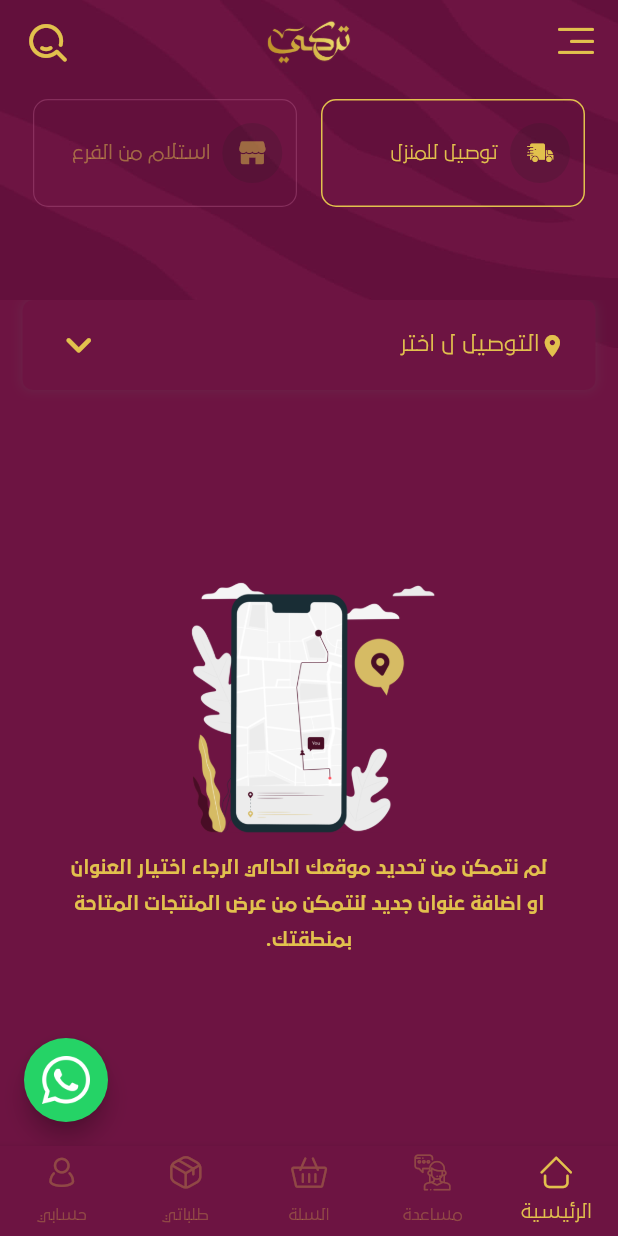
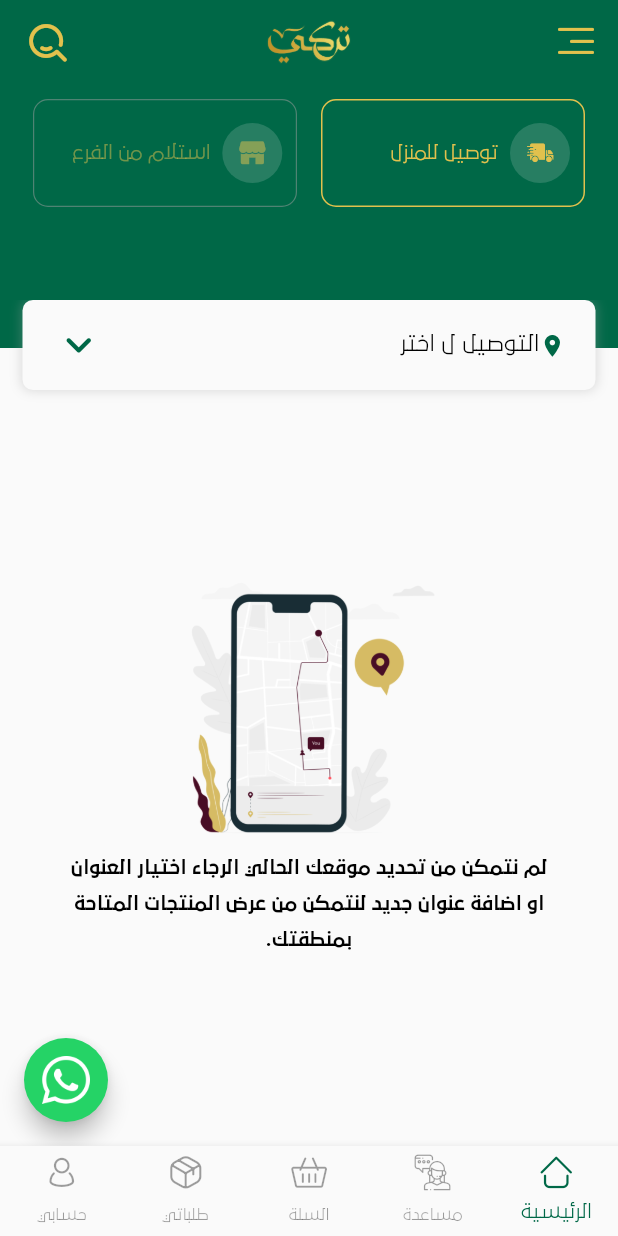
Before and after one commit to Rami-Alamir/turki_maraa, a Flutter app: the App screen opened directly, on a phone screen of 412 x 824 dp. Run offline on Flutter 3.47's test engine with Material 3 defaults, Android fonts, the phone set to English and light mode, and no system bars; drawn by our look-alikes of auto_size_text, flutter_advanced_drawer; our stand-ins replace avatar_glow, carousel_slider, connectivity_plus, firebase_analytics, firebase_core, firebase_messaging and 16 more; missing offline and left inert: app_settings, firebase_in_app_messaging, huawei_hmsavailability, huawei_location, huawei_map, rate_my_app and 3 more; accounts and stored records are empty; network calls fail; project files that could hold a hidden picture were left out.

Commit message:
nd 94 theme

```diff
--- a/lib/controllers/app_theme.dart
+++ b/lib/controllers/app_theme.dart
@@ -4,6 +4,7 @@ import '../core/utilities/theme/classic_theme.dart';
 import '../core/utilities/theme/dark_theme.dart';
 import '../core/utilities/theme/light_theme.dart';
 import '../core/utilities/theme/main_theme.dart';
+import '../core/utilities/theme/national_day_theme.dart';
 
 class AppTheme with ChangeNotifier {
   late bool isLightTheme;
@@ -33,6 +34,10 @@ class AppTheme with ChangeNotifier {
         _theme = classicTheme;
         _themeName = 'classic';
         break;
+      case 'nd':
+        _theme = ndTheme;
+        _themeName = 'nd';
+        break;
       default:
         _theme = mainTheme;
         _themeName = 'main';
--- a/lib/core/constants/app_colors.dart
+++ b/lib/core/constants/app_colors.dart
@@ -3,6 +3,7 @@ import 'package:flutter/material.dart';
 class AppColors {
   AppColors._();
   static const Color primaryColor = Color.fromRGBO(109, 20, 66, 1);
+  static const Color nd94 = Color.fromRGBO(0, 104, 71, 1);
   static const Color gold = Color.fromRGBO(226, 193, 77, 1);
   static const Color gold100 = Color.fromRGBO(226, 193, 77, 0.3);
   static const Color darkGold = Color.fromRGBO(181, 165, 126, 0.5);
--- a/lib/core/constants/constants.dart
+++ b/lib/core/constants/constants.dart
@@ -1,6 +1,6 @@
 class Constants {
   Constants._();
-  static const String appVersion = "6.10.0";
+  static const String appVersion = "6.11.0";
   // static const String baseUrl = 'https://almaraacompany.com/turki-api/api/v1/';
   static const String baseUrl = 'https://almaraacompany.com/dashboard/api/v2/';
   static const String tabbyBaseUrl = 'https://api.tabby.ai/api/v1/';
--- a/lib/core/utilities/theme/national_day_theme.dart
+++ b/lib/core/utilities/theme/national_day_theme.dart
@@ -1,81 +1,82 @@
 import 'package:flutter/material.dart';
-
+import '../../constants/app_colors.dart';
 import '../../constants/constants.dart';
 
-final ThemeData nationalDayTheme = ThemeData(
+final ThemeData ndTheme = ThemeData(
   useMaterial3: false,
-  splashColor: Colors.white,
-  primaryColor: const Color.fromRGBO(35, 98, 4, 1.0),
+  primaryColor: AppColors.nd94,
   fontFamily: Constants.fontFamily,
+  scaffoldBackgroundColor: AppColors.white10,
+  splashColor: Colors.transparent,
+  highlightColor: Colors.transparent,
   canvasColor: Colors.transparent,
-  scaffoldBackgroundColor: const Color.fromRGBO(250, 250, 250, 1),
   textTheme: const TextTheme(
     titleMedium: TextStyle(
-        fontSize: 16,
-        color: Color.fromRGBO(35, 98, 4, 1.0),
-        fontWeight: FontWeight.w600),
+        fontSize: 18,
+        height: 1.5,
+        fontWeight: FontWeight.w500,
+        color: AppColors.gold),
     titleSmall: TextStyle(
+        fontSize: 16, color: AppColors.nd94, fontWeight: FontWeight.w600),
+    displayLarge: TextStyle(
+        color: AppColors.black, fontSize: 14, fontWeight: FontWeight.normal),
+    displayMedium: TextStyle(
+        fontWeight: FontWeight.w600, color: AppColors.black, fontSize: 12),
+    displaySmall: TextStyle(
+        color: AppColors.black, fontWeight: FontWeight.w600, fontSize: 12),
+    headlineMedium: TextStyle(
+        color: AppColors.white, fontWeight: FontWeight.w500, fontSize: 20),
+    headlineSmall: TextStyle(
+        fontWeight: FontWeight.normal, color: AppColors.darkGray, fontSize: 12),
+    titleLarge: TextStyle(
+      fontWeight: FontWeight.normal,
+      color: AppColors.gold,
+      fontSize: 12,
+    ),
+    bodyLarge: TextStyle(
+        fontWeight: FontWeight.normal,
+        color: AppColors.grey,
         fontSize: 14,
-        height: 2,
-        fontWeight: FontWeight.w500,
-        color: Colors.grey),
-    displayLarge: TextStyle(
-        color: Colors.black,
-        fontWeight: FontWeight.bold,
-        height: 1.40,
-        fontSize: 20),
-    displaySmall: TextStyle(
-        fontSize: 20, color: Colors.white, fontWeight: FontWeight.w500),
-    headlineMedium: TextStyle(
-        color: Colors.black, fontWeight: FontWeight.w600, fontSize: 12),
-    headlineSmall: TextStyle(
-        fontWeight: FontWeight.normal,
-        color: Color.fromRGBO(87, 87, 87, 1),
-        fontSize: 12),
-    displayMedium: TextStyle(
-        fontWeight: FontWeight.normal,
-        color: Color.fromRGBO(87, 87, 87, 0.5),
-        fontSize: 14),
-    titleLarge: TextStyle(
-      fontWeight: FontWeight.w600,
-      color: Colors.black,
-      fontSize: 20,
-    ),
+        height: 1.5),
   ),
   dialogTheme: const DialogTheme(
     contentTextStyle: TextStyle(
-        color: Color.fromRGBO(87, 87, 87, 1),
-        fontWeight: FontWeight.w500,
-        fontSize: 16),
+        color: AppColors.darkGray1, fontWeight: FontWeight.w500, fontSize: 16),
   ),
   dividerTheme: const DividerThemeData(
     indent: 50,
-    color: Colors.grey,
+    color: AppColors.grey,
     thickness: .35,
     endIndent: 5,
   ),
   bottomNavigationBarTheme: const BottomNavigationBarThemeData(
-    backgroundColor: Colors.white10,
-    selectedItemColor: Color.fromRGBO(35, 98, 4, 1.0),
-    unselectedItemColor: Colors.black38,
+    backgroundColor: AppColors.white10,
+    selectedItemColor: AppColors.nd94,
+    unselectedItemColor: AppColors.black38,
     selectedLabelStyle: TextStyle(fontSize: 12, height: 2),
     unselectedLabelStyle: TextStyle(fontSize: 10, height: 2),
   ),
   textButtonTheme: TextButtonThemeData(
     style: TextButton.styleFrom(
-        foregroundColor: const Color.fromRGBO(35, 98, 4, 1.0),
-        textStyle: const TextStyle(color: Colors.white, fontSize: 20)),
+        foregroundColor: AppColors.nd94,
+        textStyle: const TextStyle(color: AppColors.white, fontSize: 20)),
   ),
   snackBarTheme: const SnackBarThemeData(
       contentTextStyle: TextStyle(
     fontFamily: Constants.fontFamily,
-    color: Colors.white,
+    color: AppColors.white,
   )),
-  colorScheme: ColorScheme.fromSwatch()
-      .copyWith(
-        secondary: Colors.white,
-        primaryContainer: const Color.fromRGBO(240, 240, 240, 1),
-        secondaryContainer: Colors.grey.withOpacity(0.5),
-      )
-      .copyWith(surface: const Color.fromRGBO(250, 250, 250, 1)),
+  colorScheme: ColorScheme.fromSwatch().copyWith(
+      primary: AppColors.nd94,
+      tertiary: AppColors.nd94,
+      secondary: AppColors.gold,
+      surface: AppColors.white,
+      shadow: AppColors.grey.withOpacity(0.35),
+      outline: AppColors.white20,
+      primaryContainer: AppColors.white10,
+      secondaryContainer: AppColors.grey.withOpacity(0.5),
+      tertiaryContainer: AppColors.nd94,
+      onSecondary: AppColors.white,
+      onTertiary: AppColors.purpleGray,
+      onSurface: AppColors.white10),
 );
--- a/lib/main.dart
+++ b/lib/main.dart
@@ -30,7 +30,8 @@ Future<void> main() async {
   FlutterSecureStorage localStorage = const FlutterSecureStorage();
   String accessToken = await localStorage.read(key: 'accessToken') ?? "";
   String? language = prefs.getString('language_code');
-  String theme = prefs.getString('app_theme') ?? 'main';
+  // String theme = prefs.getString('app_theme') ?? 'main';
+  String theme = 'nd';
   Locale locale = Locale(language ?? 'ar');
 
   runApp(MultiProvider(
--- a/lib/presentation/widgets/home/home/address_container.dart
+++ b/lib/presentation/widgets/home/home/address_container.dart
@@ -44,10 +44,15 @@ class AddressContainerState extends State<AddressContainer> {
               children: [
                 Container(
                   height: 32,
-                  decoration: BoxDecoration(
+                  decoration: Theme.of(context).primaryColor == AppColors.nd94
+                      ? const BoxDecoration(
+                          color: AppColors.nd94,
+                        )
+                      : BoxDecoration(
                           image: DecorationImage(
-                        image: AssetImage(
-                            Theme.of(context).colorScheme.onSurface ==
+                              image: AssetImage(Theme.of(context)
+                                          .colorScheme
+                                          .onSurface ==
                                       AppColors.black
                                   ? FixedAssets.backgroundDark
                                   : Theme.of(context).colorScheme.onSurface ==
--- a/lib/presentation/widgets/home/home/home_app_bar.dart
+++ b/lib/presentation/widgets/home/home/home_app_bar.dart
@@ -25,13 +25,18 @@ class HomeAppBar extends StatelessWidget implements PreferredSizeWidget {
       preferredSize: preferredSize,
       child: Container(
         height: SizeConfig.homeAppBarHeight,
-        decoration: BoxDecoration(
+        decoration: Theme.of(context).primaryColor == AppColors.nd94
+            ? const BoxDecoration(
+                color: AppColors.nd94,
+              )
+            : BoxDecoration(
                 color: Colors.transparent,
                 image: DecorationImage(
                   image: AssetImage(
                       Theme.of(context).colorScheme.onSurface == AppColors.black
                           ? FixedAssets.backgroundDark
-                    : Theme.of(context).colorScheme.onSurface == AppColors.clarity
+                          : Theme.of(context).colorScheme.onSurface ==
+                                  AppColors.clarity
                               ? FixedAssets.backgroundClassic
                               : FixedAssets.background),
                   fit: BoxFit.cover,
```
Also changed, not shown: lib/presentation/screens/splash/splash.dart (+5 -5 lines), lib/presentation/widgets/home/home/category_card.dart (+6 -3 lines), pubspec.yaml (+5 -4 lines), pubspec.lock, 35 other files. Lines whose indentation alone changed are shown as unchanged.
